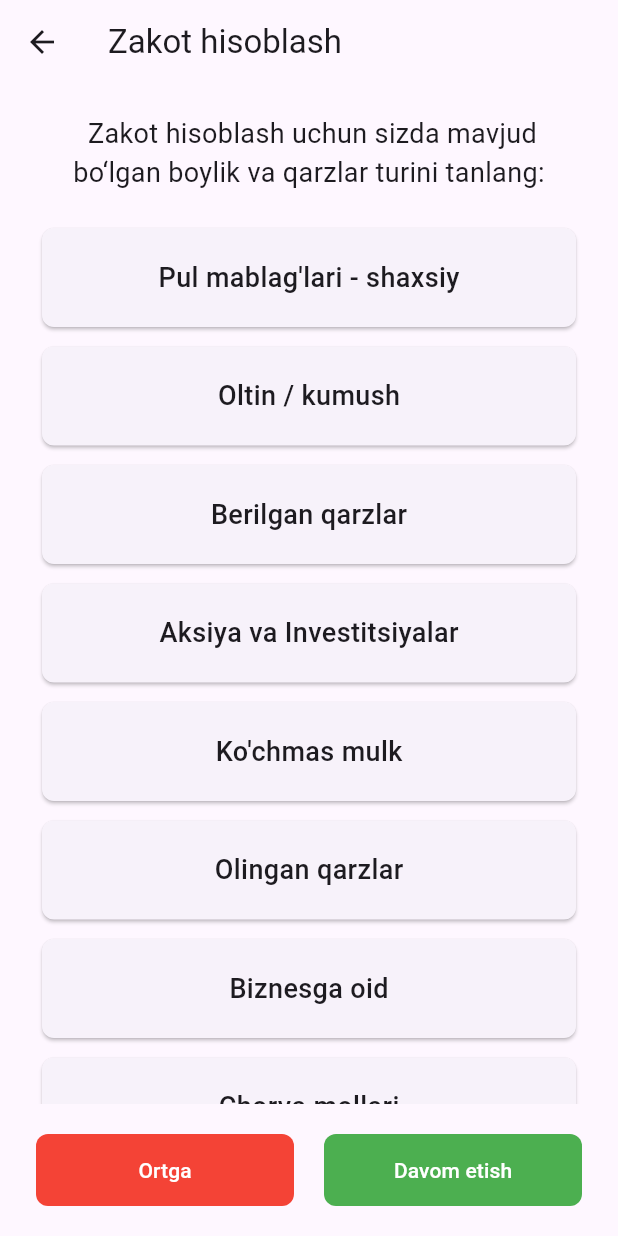
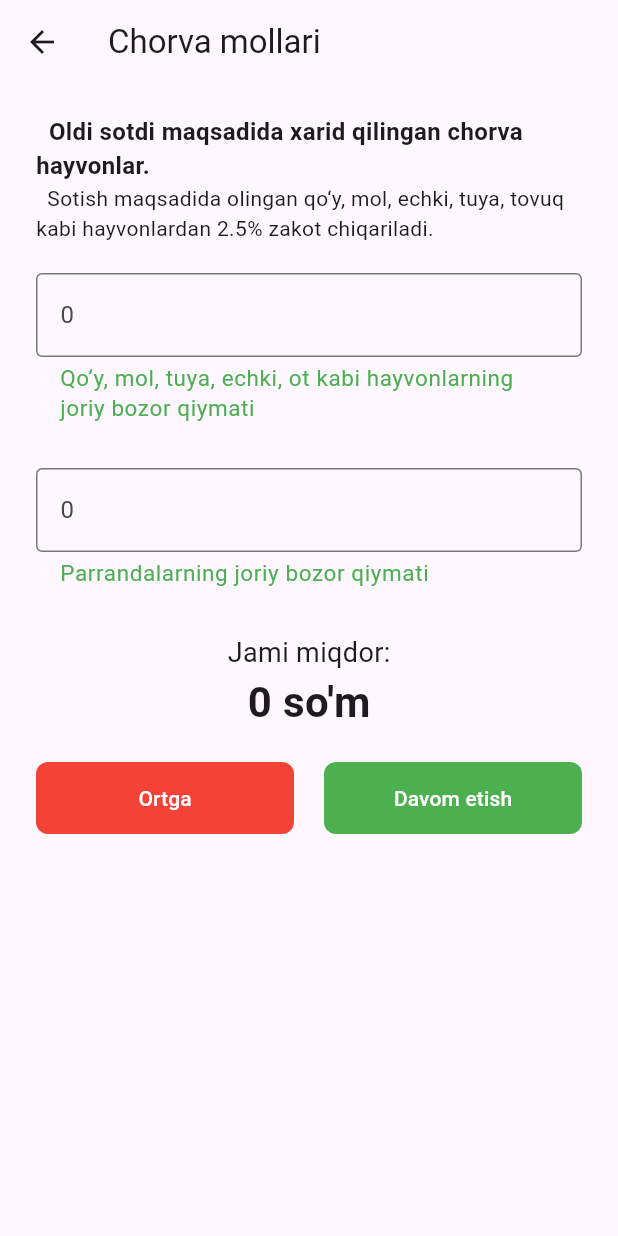
Before and after one commit to mbr1993/flutter_zakot, a Flutter app: the SelectingZakatTypeScreen screen opened directly, after a tap on "Chorva mollari", on a phone screen of 412 x 824 dp. Run offline on Flutter 3.47's test engine with Material 3 defaults, Android fonts, the phone set to English and light mode, and no system bars; our stand-ins replace expandable_text.

Commit message:
zakot turlari

```diff
--- a/lib/screens/zakat_calculation/livestock_screen.dart
+++ b/lib/screens/zakat_calculation/livestock_screen.dart
@@ -0,0 +1,51 @@
+import 'package:flutter/gestures.dart';
+import 'package:flutter/material.dart';
+import 'package:flutter_zakot/screens/zakat_calculation/widgets/text_field.dart';
+import 'package:flutter_zakot/widgets/text_button.dart';
+
+class LiveStockScreen extends StatelessWidget {
+  const LiveStockScreen({super.key});
+
+  @override
+  Widget build(BuildContext context) {
+    return Scaffold(
+      appBar: AppBar(title: const Text('Chorva mollari')),
+      body: _body(context),
+    );
+  }
+
+  Container _body(BuildContext context) {
+    return Container(
+      padding: const EdgeInsets.symmetric(horizontal: 24, vertical: 20),
+      child: SingleChildScrollView(
+        dragStartBehavior: DragStartBehavior.down,
+        child: Column(
+          children: [
+            Text(
+              '  Oldi sotdi maqsadida xarid qilingan chorva hayvonlar.',
+              style: TextStyle(fontSize: 16, fontWeight: FontWeight.bold),
+            ),
+            Text('  Sotish maqsadida olingan qo‘y, mol, echki, tuya, tovuq kabi hayvonlardan 2.5% zakot chiqariladi.'),
+            const SizedBox(height: 20),
+            customTextField(
+                helperText: 'Qo‘y, mol, tuya, echki, ot kabi hayvonlarning joriy bozor qiymati',
+                controller: TextEditingController()),
+            const SizedBox(height: 30),
+            customTextField(helperText: 'Parrandalarning joriy bozor qiymati', controller: TextEditingController()),
+            const SizedBox(height: 30),
+            Text('Jami miqdor:', style: TextStyle(fontSize: 18)),
+            Text('0 so\'m', style: TextStyle(fontWeight: FontWeight.bold, fontSize: 28)),
+            const SizedBox(height: 20),
+            Row(
+              children: [
+                CustomTextButton(title: 'Ortga', onPressed: () => Navigator.pop(context), color: Colors.red),
+                const SizedBox(width: 20),
+                CustomTextButton(title: 'Davom etish', onPressed: () {}, color: Colors.green)
+              ],
+            ),
+          ],
+        ),
+      ),
+    );
+  }
+}
--- a/lib/screens/zakat_calculation/zakot_type_screen/zakot_type_screen.dart
+++ b/lib/screens/zakat_calculation/zakot_type_screen/zakot_type_screen.dart
@@ -3,6 +3,7 @@ import 'package:flutter/material.dart';
 import 'package:flutter_zakot/screens/zakat_calculation/business_related_screen.dart';
 import 'package:flutter_zakot/screens/zakat_calculation/debts_received_screen.dart';
 import 'package:flutter_zakot/screens/zakat_calculation/gold_silver_screen.dart';
+import 'package:flutter_zakot/screens/zakat_calculation/livestock_screen.dart';
 import 'package:flutter_zakot/screens/zakat_calculation/loans_given_screen.dart';
 import 'package:flutter_zakot/screens/zakat_calculation/real_estate_screen.dart';
 import 'package:flutter_zakot/screens/zakat_calculation/stock_investment_screen.dart';
@@ -90,7 +91,14 @@ class SelectingZakatTypeScreen extends StatelessWidget {
                           MaterialPageRoute<dynamic>(builder: (context) => const BusinessRelatedScreen()),
                         );
                       }),
-                  zakotTypeCard(text: 'Chorva mollari', onPressed: () {}),
+                  zakotTypeCard(
+                      text: 'Chorva mollari',
+                      onPressed: () {
+                        Navigator.push(
+                          context,
+                          MaterialPageRoute<dynamic>(builder: (context) => const LiveStockScreen()),
+                        );
+                      }),
                 ],
               ),
             ),
```
Also changed, not shown: lib/screens/zakat_calculation/business_related_screen.dart (+31 -2 lines).
